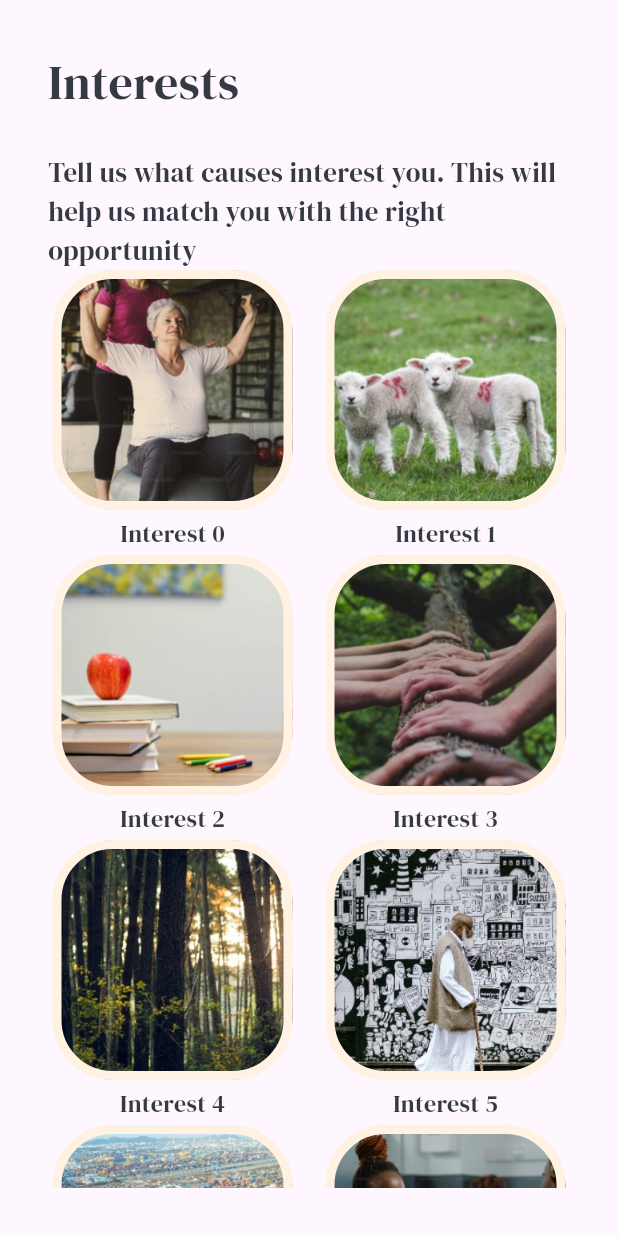
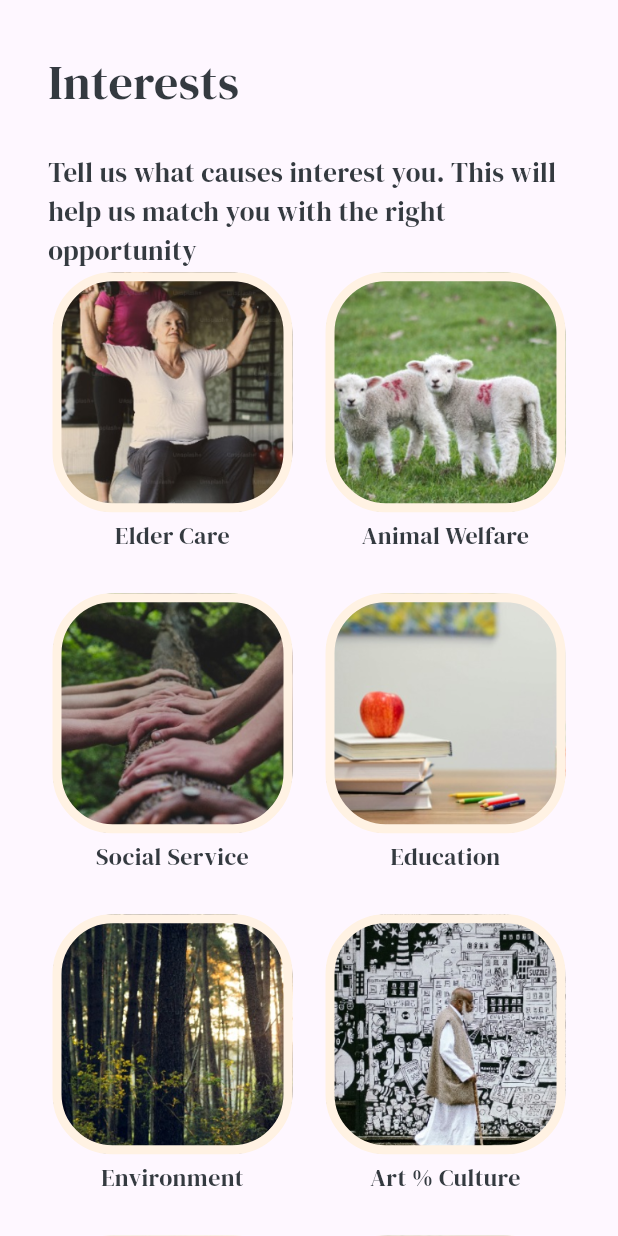
Before and after one commit to Kiitan12/VolunTek, a Flutter app: the Interest screen opened directly, on a phone screen of 412 x 824 dp. Run offline on Flutter 3.47's test engine with Material 3 defaults, Android fonts, the phone set to English and light mode, and no system bars; our stand-ins replace google_fonts; project files that could hold a hidden picture were left out.

Commit message:
implementing UI

```diff
--- a/lib/src/common_widgets/tek_elevated_button.dart
+++ b/lib/src/common_widgets/tek_elevated_button.dart
@@ -8,10 +8,12 @@ class TekElevatedButton extends StatelessWidget {
     super.key,
     required this.title,
     required this.onPressed,
+    this.buttonColor,
   });
 
   final String title;
   final VoidCallback onPressed;
+  final Color? buttonColor;
 
   @override
   Widget build(BuildContext context) {
@@ -22,7 +24,7 @@ class TekElevatedButton extends StatelessWidget {
         child: ElevatedButton(
           onPressed: onPressed,
           style: ElevatedButton.styleFrom(
-            backgroundColor: kBlue,
+            backgroundColor: buttonColor ?? kBlue,
             foregroundColor: Colors.white,
             shape: RoundedRectangleBorder(
               borderRadius: BorderRadius.circular(40),
--- a/lib/src/constants/colors.dart
+++ b/lib/src/constants/colors.dart
@@ -1,6 +1,7 @@
 import 'package:flutter/material.dart';
 
 const kBlue = Color(0xFF007BFF);
+const kBlueAccent = Color(0xFF6FB2FB);
 const kYellow = Color(0xFFFFD215);
 const kDarkBlue = Color(0xFF343A40);
 const kGray = Color(0xFF6E6E6E);
--- a/lib/src/features/authentication/presentation/widget/interest.dart
+++ b/lib/src/features/authentication/presentation/widget/interest.dart
@@ -1,17 +1,24 @@
 import 'package:flutter/material.dart';
 import 'package:google_fonts/google_fonts.dart';
 import 'package:volun_tek/src/constants/colors.dart';
+import 'package:volun_tek/src/routing/routes.dart';
 
+import '../../../../common_widgets/tek_elevated_button.dart';
 import 'refactored/interest_card.dart';
 
-class Interest extends StatelessWidget {
-  Interest({super.key});
+class Interest extends StatefulWidget {
+  const Interest({super.key});
 
+  @override
+  State<Interest> createState() => _InterestState();
+}
+
+class _InterestState extends State<Interest> {
   final images = [
     'assets/images/img1.png',
     'assets/images/img2.png',
+    'assets/images/img4.png',
     'assets/images/img3.png',
-    'assets/images/img4.png',
     'assets/images/img5.png',
     'assets/images/img6.png',
     'assets/images/img7.png',
@@ -19,23 +26,26 @@ class Interest extends StatelessWidget {
   ];
 
   final titles = [
-    'Interest 0',
-    'Interest 1',
-    'Interest 2',
-    'Interest 3',
-    'Interest 4',
-    'Interest 5',
-    'Interest 6',
-    'Interest 7',
+    'Elder Care',
+    'Animal Welfare',
+    'Social Service',
+    'Education',
+    'Environment',
+    'Art % Culture',
+    'International Development',
+    'Healthcare',
   ];
+
+  final interests = [];
 
   @override
   Widget build(BuildContext context) {
     return Scaffold(
       body: Padding(
-        padding: EdgeInsets.symmetric(
-          horizontal: 32.0,
-          vertical: 32.0 + MediaQuery.of(context).padding.top,
+        padding: EdgeInsets.only(
+          left: 32.0,
+          right: 32.0,
+          top: 32.0 + MediaQuery.of(context).padding.top,
         ),
         child: SingleChildScrollView(
           child: Column(
@@ -63,6 +73,7 @@ class Interest extends StatelessWidget {
                 gridDelegate: const SliverGridDelegateWithFixedCrossAxisCount(
                   crossAxisCount: 2,
                   crossAxisSpacing: 16,
+                  mainAxisExtent: 190,
                   mainAxisSpacing: 24,
                 ),
                 itemCount: titles.length,
@@ -72,13 +83,28 @@ class Interest extends StatelessWidget {
                   return InterestCard(
                     title: titles.elementAt(index),
                     image: images.elementAt(index),
+                    isSelected: interests.contains(titles.elementAt(index)),
+                    onPressed: () {
+                      setState(() {
+                        if (interests.contains(titles.elementAt(index))) {
+                          interests.remove(titles.elementAt(index));
+                        } else {
+                          interests.add(titles.elementAt(index));
+                        }
+                      });
+                    },
                   );
                 },
               ),
-              ElevatedButton(
-                onPressed: ()=> Navigator.pushNamed(context, '/onboarding'),
-                child: Text('Submit'),
-              )
+              const SizedBox(height: 32),
+              TekElevatedButton(
+                title: 'Submit',
+                onPressed: interests.isEmpty
+                    ? () {}
+                    : () => Navigator.pushNamed(context, login),
+                buttonColor: interests.isEmpty ? kBlueAccent : kBlue,
+              ),
+              const SizedBox(height: 56),
             ],
           ),
         ),
--- a/lib/src/features/authentication/presentation/widget/refactored/interest_card.dart
+++ b/lib/src/features/authentication/presentation/widget/refactored/interest_card.dart
@@ -9,18 +9,22 @@ class InterestCard extends StatelessWidget {
     this.isSelected = false,
     required this.title,
     required this.image,
+    required this.onPressed,
   });
 
   final bool isSelected;
   final String title;
   final String image;
+  final VoidCallback onPressed;
 
   @override
   Widget build(BuildContext context) {
     return Column(
       mainAxisAlignment: MainAxisAlignment.center,
       children: [
-        Container(
+        InkWell(
+          onTap: onPressed,
+          child: Container(
             width: 160,
             height: 160,
             decoration: BoxDecoration(
@@ -32,9 +36,12 @@ class InterestCard extends StatelessWidget {
               ),
             ),
           ),
+        ),
         const SizedBox(height: 4),
         Text(
           title,
+          textAlign: TextAlign.center,
+          overflow: TextOverflow.ellipsis,
           style: GoogleFonts.dmSerifDisplay(
             fontSize: 16,
             fontWeight: FontWeight.w400,
--- a/lib/src/routing/router.dart
+++ b/lib/src/routing/router.dart
@@ -8,13 +8,14 @@ import 'package:volun_tek/src/features/authentication/presentation/widget/reset_
 import 'package:volun_tek/src/features/authentication/presentation/widget/sign_up.dart';
 
 import '../features/authentication/presentation/widget/login.dart';
+import '../features/authentication/presentation/widget/onboarding.dart';
 import 'routes.dart';
 
 class RouteGenerator {
   Route? routeGenerate(RouteSettings route) {
     switch (route.name) {
       case splashRoot:
-        return navigateToRoute(const Login());
+        return navigateToRoute(const Onboarding());
       case interest:
         return navigateToRoute(Interest());
       case login:
```
Also changed, not shown: lib/src/features/authentication/presentation/widget/confirm_email.dart (+39 -1 lines), lib/src/features/authentication/presentation/widget/reset_password.dart (+42 -1 lines). Lines whose indentation alone changed are shown as unchanged.
